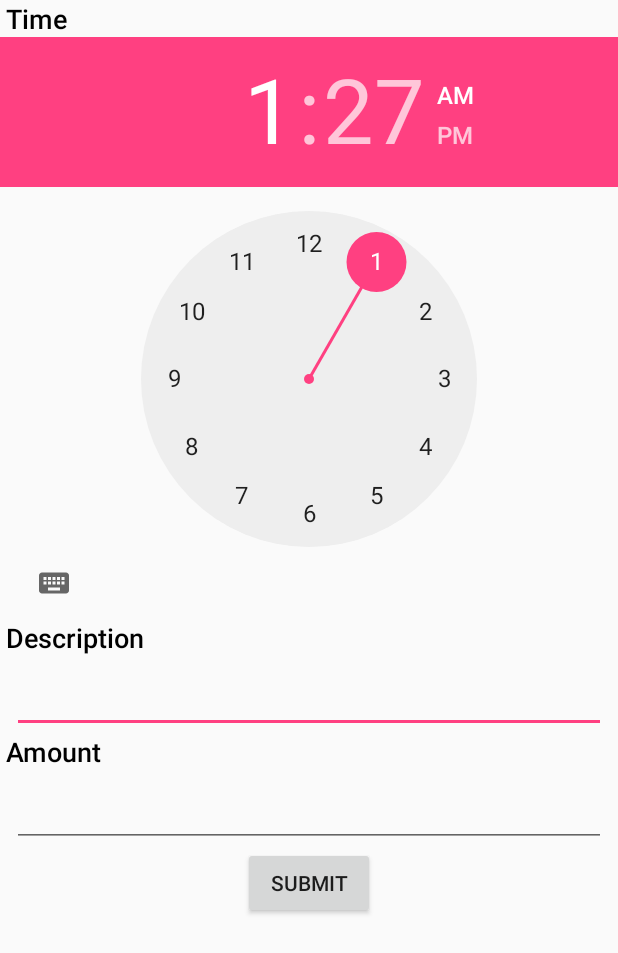
After one commit to aditya-nambiar/smartwallet, an Android app: the layout edit_layout.xml on its own in the app's theme, with its tools: preview values and no code run, on a phone screen of 412 x 824 dp. The commit adds this screen. Shown: the top 953 px of the screen. Run offline under Robolectric (Android 15) with nearby library versions, the phone set to English and light mode, and no system bars.

Commit message:
Cashflows are now editable

```diff
--- a/app/src/main/res/layout/activity_scrolling.xml
+++ b/app/src/main/res/layout/activity_scrolling.xml
@@ -49,6 +49,6 @@
     <android.support.design.widget.FloatingActionButton android:id="@+id/fab"
         android:layout_width="wrap_content" android:layout_height="wrap_content"
         android:layout_margin="@dimen/fab_margin" app:layout_anchor="@id/app_bar"
-        app:layout_anchorGravity="bottom|end" android:src="@android:drawable/ic_dialog_email" />
+        app:layout_anchorGravity="bottom|end" android:src="@android:drawable/ic_menu_my_calendar" />
 
 </android.support.design.widget.CoordinatorLayout>
--- /dev/null
+++ b/app/src/main/res/layout/edit_layout.xml
@@ -0,0 +1,131 @@
+<?xml version="1.0" encoding="utf-8"?>
+
+<LinearLayout
+    android:id="@+id/main_container"
+    xmlns:android="http://schemas.android.com/apk/res/android"
+    xmlns:tools="http://schemas.android.com/tools"
+    android:layout_width="match_parent"
+    android:layout_height="match_parent"
+    android:orientation="vertical">
+
+
+        <LinearLayout
+            android:layout_width="match_parent"
+            android:layout_height="wrap_content"
+            android:orientation="vertical">
+
+
+            <LinearLayout
+                android:layout_width="match_parent"
+                android:layout_height="wrap_content"
+                android:orientation="vertical">
+            <TextView
+                android:id="@+id/time_txt"
+
+                android:layout_width="wrap_content"
+                android:layout_height="wrap_content"
+                android:layout_marginLeft="@dimen/margin_small"
+                android:fontFamily="sans-serif-light"
+                android:textColor="@color/black"
+                android:textSize="@dimen/font_medium"
+                android:textStyle="bold"
+                tools:text="Time"/>
+
+                <TimePicker
+                    android:id="@+id/timePicker1"
+                    android:layout_width="wrap_content"
+                    android:layout_height="wrap_content" />
+
+                </LinearLayout>
+
+            <LinearLayout
+                android:layout_width="match_parent"
+                android:layout_height="wrap_content"
+                android:orientation="vertical">
+
+                <TextView
+                    android:id="@+id/desp_txt"
+                    android:layout_width="wrap_content"
+                    android:layout_height="wrap_content"
+                    android:layout_marginLeft="@dimen/margin_small"
+                    android:fontFamily="sans-serif-light"
+                    android:textColor="@color/black"
+                    android:textSize="@dimen/font_medium"
+                    android:textStyle="bold"
+                    tools:text="Description"/>
+
+            <android.support.design.widget.TextInputLayout
+                android:id="@+id/desp_input"
+                android:layout_width="match_parent"
+                android:layout_height="wrap_content">
+
+                <EditText
+                    android:id="@+id/desp_t"
+                    style="?editTextStyle"
+                    android:layout_width="match_parent"
+                    android:layout_height="wrap_content"
+                    android:layout_marginLeft="@dimen/margin_regular"
+                    android:layout_marginRight="@dimen/margin_regular"
+                    android:layout_marginTop="@dimen/margin_regular"
+                    android:imeOptions="actionNext"
+                    android:inputType="textEmailAddress"
+                    android:padding="@dimen/padding_regular"
+                    android:singleLine="true"/>
+
+            </android.support.design.widget.TextInputLayout>
+
+                </LinearLayout>
+
+            <LinearLayout
+                android:layout_width="match_parent"
+                android:layout_height="wrap_content"
+                android:orientation="vertical">
+
+                <TextView
+                    android:id="@+id/amt_txt"
+                    android:layout_width="wrap_content"
+                    android:layout_height="wrap_content"
+                    android:layout_marginLeft="@dimen/margin_small"
+                    android:fontFamily="sans-serif-light"
+                    android:textColor="@color/black"
+                    android:textSize="@dimen/font_medium"
+                    android:textStyle="bold"
+                    tools:text="Amount"/>
+
+                <android.support.design.widget.TextInputLayout
+                    android:id="@+id/amt_input"
+                    android:layout_width="match_parent"
+                    android:layout_height="wrap_content">
+
+                    <EditText
+                        android:id="@+id/amt_t"
+                        style="?editTextStyle"
+                        android:layout_width="match_parent"
+                        android:layout_height="wrap_content"
+                        android:layout_marginLeft="@dimen/margin_regular"
+                        android:layout_marginRight="@dimen/margin_regular"
+                        android:layout_marginTop="@dimen/margin_regular"
+                        android:imeOptions="actionNext"
+                        android:inputType="textEmailAddress"
+                        android:padding="@dimen/padding_regular"
+                        android:singleLine="true"/>
+
+                </android.support.design.widget.TextInputLayout>
+
+
+
+            </LinearLayout>
+
+            <Button
+                android:layout_width="wrap_content"
+                android:layout_height="wrap_content"
+                android:text="Submit"
+                android:id="@+id/btn_submit"
+                android:layout_gravity="center"
+                android:layout_centerHorizontal="true"
+                />
+
+        </LinearLayout>
+
+
+</LinearLayout>
```
Also changed, not shown: app/src/main/java/com/togather/me/smartwallet/Adapter.java (+21 -4 lines), app/src/main/java/com/togather/me/smartwallet/Contact.java (deleted, +0 -39 lines), app/src/main/java/com/togather/me/smartwallet/ContactEmail.java (deleted, +0 -11 lines), app/src/main/java/com/togather/me/smartwallet/ContactFetcher.java (deleted, +0 -138 lines), app/src/main/java/com/togather/me/smartwallet/ContactPhone.java (deleted, +0 -11 lines), app/src/main/java/com/togather/me/smartwallet/ContactsAdapter.java (deleted, +0 -44 lines), app/src/main/java/com/togather/me/smartwallet/Edit.java (added, +105 -0 lines), app/src/main/java/com/togather/me/smartwallet/InterfaceUtils.java (added, +17 -0 lines), app/src/main/java/com/togather/me/smartwallet/ScrollingActivity.java (+10 -9 lines).
